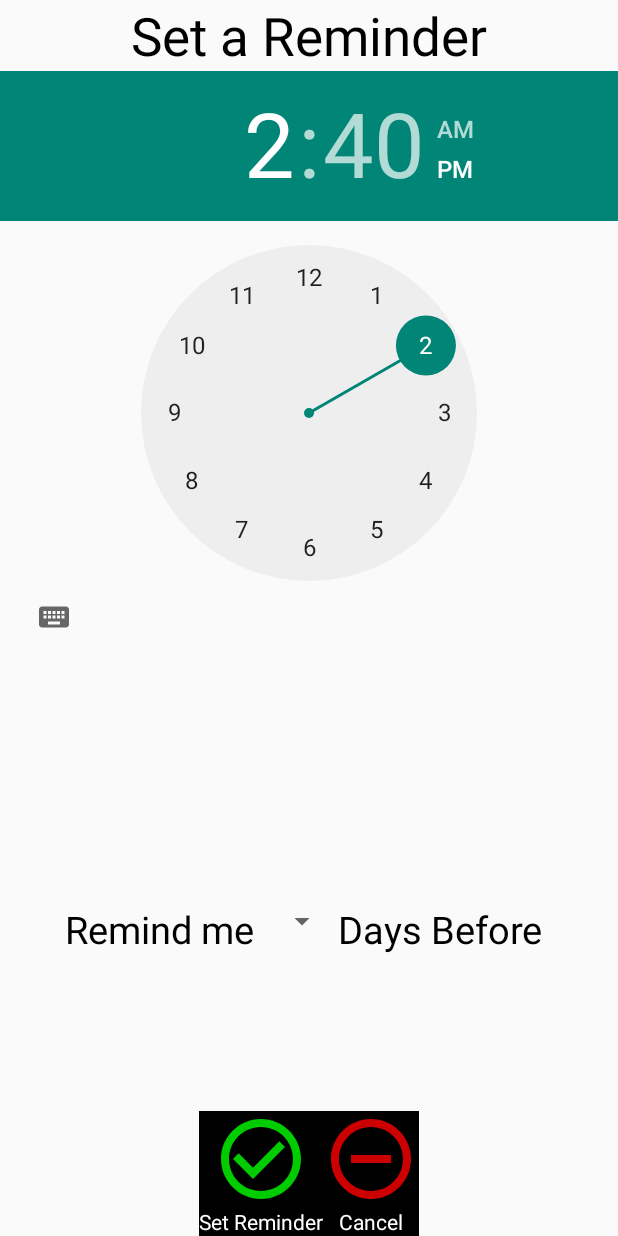
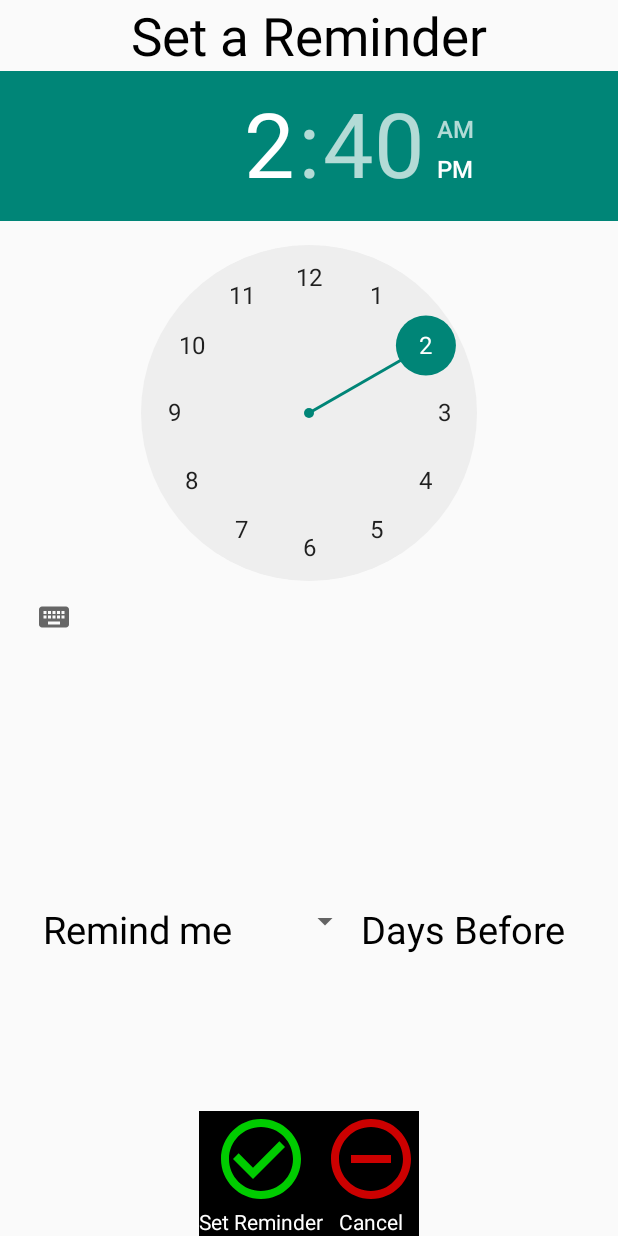
Before and after one commit to drgennaroimperatore/carefit1, an Android app: the layout dialog_set_reminder.xml on its own in the app's theme, with its tools: preview values and no code run, on a phone screen of 412 x 824 dp. Run offline under Robolectric (Android 15) with nearby library versions, the phone set to English and light mode, and no system bars.

Commit message:
completed sync code

```diff
--- a/app/src/main/res/layout/dialog_set_reminder.xml
+++ b/app/src/main/res/layout/dialog_set_reminder.xml
@@ -23,10 +23,11 @@
         android:layout_gravity="center_horizontal">
 
         <TimePicker
-        android:layout_width="wrap_content"
-        android:layout_height="0dp"
+            android:id="@+id/dialog_set_remider_timepicker"
+            android:layout_width="wrap_content"
+            android:layout_height="0dp"
 
-        android:layout_weight="0.8">
+            android:layout_weight="0.8">
     </TimePicker>
 
         <LinearLayout
@@ -44,10 +45,10 @@
             android:text="Remind me ">
         </TextView>
 
-        <Spinner
-            android:layout_width="50dp"
-            android:layout_height="wrap_content">
-        </Spinner>
+            <Spinner
+                android:id="@+id/dialog_set_reminder_days_before_spinner"
+                android:layout_width="80dp"
+                android:layout_height="wrap_content"></Spinner>
 
             <TextView
                 android:layout_width="wrap_content"
@@ -72,6 +73,7 @@
         android:layout_height="wrap_content"
         android:orientation="vertical">
         <ImageView
+            android:id="@+id/dialog_set_reminder_confirm"
             android:layout_width="64dp"
             android:layout_height="64dp"
             android:src="@drawable/ic_complete"
@@ -92,6 +94,7 @@
             android:layout_height="wrap_content"
             android:orientation="vertical">
             <ImageView
+                android:id="@+id/dialog_set_reminder_dismiss"
                 android:layout_width="64dp"
                 android:layout_height="64dp"
                 android:src="@drawable/ic_not"
--- a/app/src/main/res/values/strings.xml
+++ b/app/src/main/res/values/strings.xml
@@ -4,6 +4,9 @@
     <string name="progress">Records</string>
     <string name="exercise">exercises </string>
     <string name="profile">profile</string>
+
+    <string name="channel_name"> Carefit Channel</string>
+    <string name="channel_description">This is carefit channel</string>
 
 
     <string name="home_screen">home screen</string>
```
Also changed, not shown: app/src/main/java/com/example/game_/other01_app/Activities/DashboardActivity.java (+21 -0 lines), app/src/main/java/com/example/game_/other01_app/PopupDialogs/SetReminderDialog.java (+61 -0 lines), app/src/main/res/layout/days_spinner_row.xml (added, +9 -0 lines).
